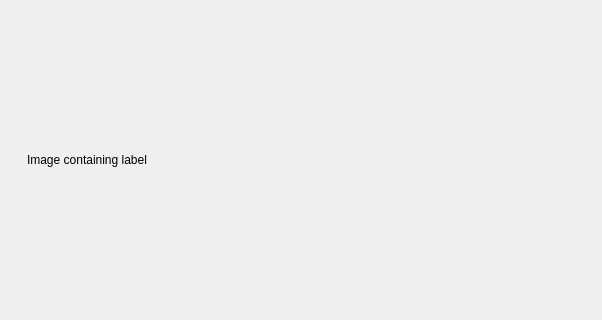
Qt form Python/track_ui.ui (ANP-Granular/ParticleTracking) before a commit; both pictures show x 0 to 602 and y 156 to 476 of the 800 by 600 pixel window.
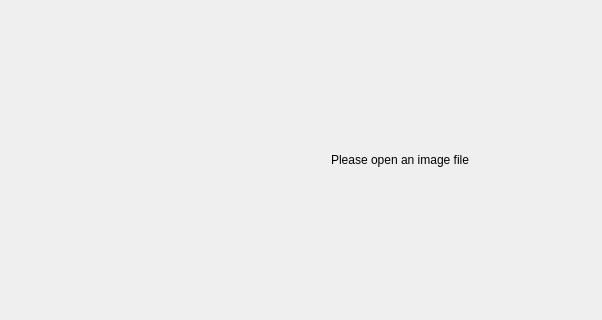
The same form after that commit.

Commit message:
fix: saves changed rod position
Rod positions are now saved correctly to the file they were loaded from. Additionally minor issues in the code were resolved, like hard coded file locations and under-defined except blocks.

```diff
--- a/Python/track_ui.ui
+++ b/Python/track_ui.ui
@@ -159,8 +159,8 @@
              <height>475</height>
             </rect>
            </property>
-           <layout class="QVBoxLayout" name="verticalLayout_2">
-            <item>
+           <layout class="QGridLayout" name="gridLayout_2">
+            <item row="0" column="0">
              <widget class="QLabel" name="Photo">
               <property name="sizePolicy">
                <sizepolicy hsizetype="Maximum" vsizetype="Maximum">
@@ -178,7 +178,7 @@
                <enum>QFrame::Plain</enum>
               </property>
               <property name="text">
-               <string>Image containing label</string>
+               <string>Please open an image file</string>
               </property>
              </widget>
             </item>
```
The commit also changes 2 other files.
